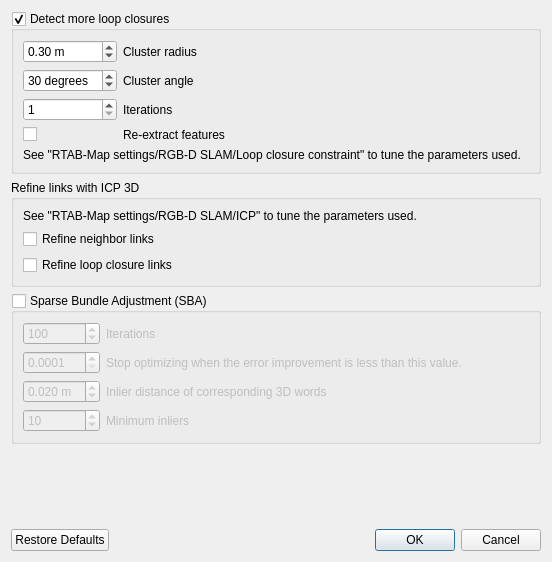
Qt form guilib/src/ui/postProcessingDialog.ui (introlab/rtabmap) before a commit.
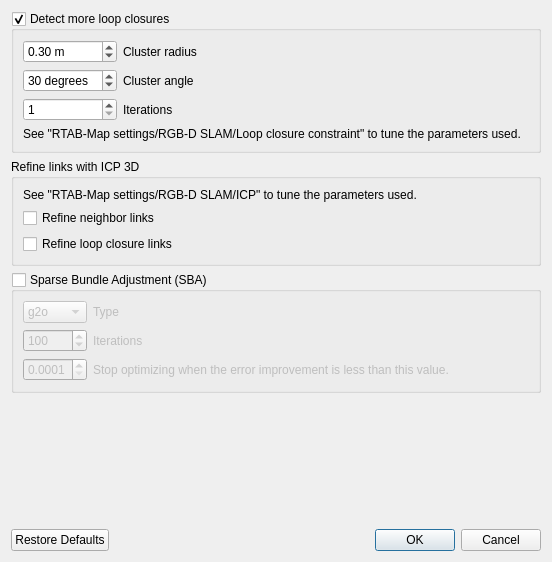
The same form after that commit. Icons and pictures are not drawn.

Commit message: Implemented OptimizerG2O::optimimzeBA(). Updated PostProcessingDialog (g2o sba option). Fixed words descriptors not filled in rtabmap::getMap3D(). CameraModelD(): return 5 null coeff distorsions if not set

```diff
--- a/guilib/src/ui/postProcessingDialog.ui
+++ b/guilib/src/ui/postProcessingDialog.ui
@@ -87,26 +87,6 @@
           </property>
          </widget>
         </item>
-        <item row="3" column="1">
-         <widget class="QLabel" name="label_5">
-          <property name="text">
-           <string>Re-extract features</string>
-          </property>
-          <property name="wordWrap">
-           <bool>true</bool>
-          </property>
-         </widget>
-        </item>
-        <item row="3" column="0">
-         <widget class="QCheckBox" name="reextractFeatures">
-          <property name="text">
-           <string/>
-          </property>
-          <property name="checked">
-           <bool>false</bool>
-          </property>
-         </widget>
-        </item>
         <item row="2" column="1">
          <widget class="QLabel" name="label_6">
           <property name="text">
@@ -201,95 +181,34 @@
      <layout class="QVBoxLayout" name="verticalLayout_4">
       <item>
        <layout class="QGridLayout" name="gridLayout_2" columnstretch="0,1">
-        <item row="0" column="1">
-         <widget class="QLabel" name="label_8">
-          <property name="text">
-           <string>Iterations</string>
-          </property>
-          <property name="wordWrap">
-           <bool>true</bool>
-          </property>
-         </widget>
-        </item>
-        <item row="2" column="1">
-         <widget class="QLabel" name="label_10">
-          <property name="text">
-           <string>Inlier distance of corresponding 3D words</string>
-          </property>
-          <property name="wordWrap">
-           <bool>true</bool>
-          </property>
-         </widget>
-        </item>
-        <item row="2" column="0">
-         <widget class="QDoubleSpinBox" name="sba_minInlierDistance">
-          <property name="suffix">
-           <string> m</string>
-          </property>
-          <property name="decimals">
-           <number>3</number>
-          </property>
-          <property name="minimum">
-           <double>0.001000000000000</double>
-          </property>
-          <property name="maximum">
-           <double>10.000000000000000</double>
-          </property>
-          <property name="singleStep">
-           <double>0.010000000000000</double>
-          </property>
-          <property name="value">
-           <double>0.020000000000000</double>
-          </property>
-         </widget>
-        </item>
-        <item row="3" column="1">
-         <widget class="QLabel" name="label_11">
-          <property name="text">
-           <string>Minimum inliers</string>
-          </property>
-          <property name="wordWrap">
-           <bool>true</bool>
-          </property>
-         </widget>
-        </item>
-        <item row="3" column="0">
-         <widget class="QSpinBox" name="sba_minInliers">
-          <property name="minimum">
-           <number>1</number>
-          </property>
-          <property name="maximum">
-           <number>1000</number>
-          </property>
-          <property name="value">
-           <number>10</number>
-          </property>
-         </widget>
-        </item>
-        <item row="0" column="0">
-         <widget class="QSpinBox" name="sba_iterations">
-          <property name="minimum">
-           <number>1</number>
-          </property>
-          <property name="maximum">
-           <number>1000</number>
-          </property>
-          <property name="value">
-           <number>100</number>
-          </property>
-         </widget>
-        </item>
-        <item row="1" column="1">
-         <widget class="QLabel" name="label_9">
-          <property name="text">
-           <string>Stop optimizing when the error improvement is less than this value.</string>
-          </property>
-          <property name="wordWrap">
-           <bool>true</bool>
-          </property>
-         </widget>
-        </item>
         <item row="1" column="0">
+         <widget class="QSpinBox" name="sba_iterations">
+          <property name="minimum">
+           <number>1</number>
+          </property>
+          <property name="maximum">
+           <number>1000</number>
+          </property>
+          <property name="value">
+           <number>100</number>
+          </property>
+         </widget>
+        </item>
+        <item row="0" column="0">
+         <widget class="QComboBox" name="comboBox_sbaType">
+          <item>
+           <property name="text">
+            <string>g2o</string>
+           </property>
+          </item>
+          <item>
+           <property name="text">
+            <string>cvsba</string>
+           </property>
+          </item>
+         </widget>
+        </item>
+        <item row="2" column="0">
          <widget class="QDoubleSpinBox" name="sba_epsilon">
           <property name="suffix">
            <string/>
@@ -311,6 +230,36 @@
           </property>
          </widget>
         </item>
+        <item row="1" column="1">
+         <widget class="QLabel" name="label_8">
+          <property name="text">
+           <string>Iterations</string>
+          </property>
+          <property name="wordWrap">
+           <bool>true</bool>
+          </property>
+         </widget>
+        </item>
+        <item row="2" column="1">
+         <widget class="QLabel" name="label_9">
+          <property name="text">
+           <string>Stop optimizing when the error improvement is less than this value.</string>
+          </property>
+          <property name="wordWrap">
+           <bool>true</bool>
+          </property>
+         </widget>
+        </item>
+        <item row="0" column="1">
+         <widget class="QLabel" name="label_10">
+          <property name="text">
+           <string>Type</string>
+          </property>
+          <property name="wordWrap">
+           <bool>true</bool>
+          </property>
+         </widget>
+        </item>
        </layout>
       </item>
      </layout>
```
The commit also changes 15 other files.
